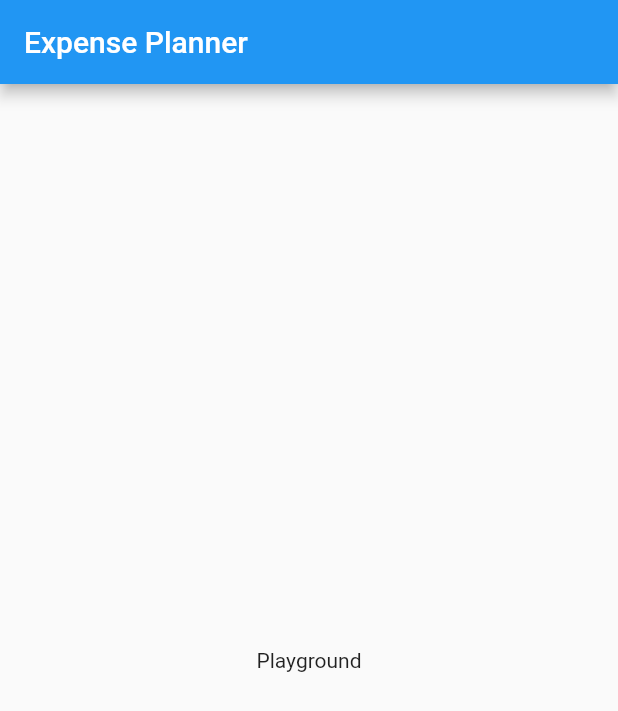
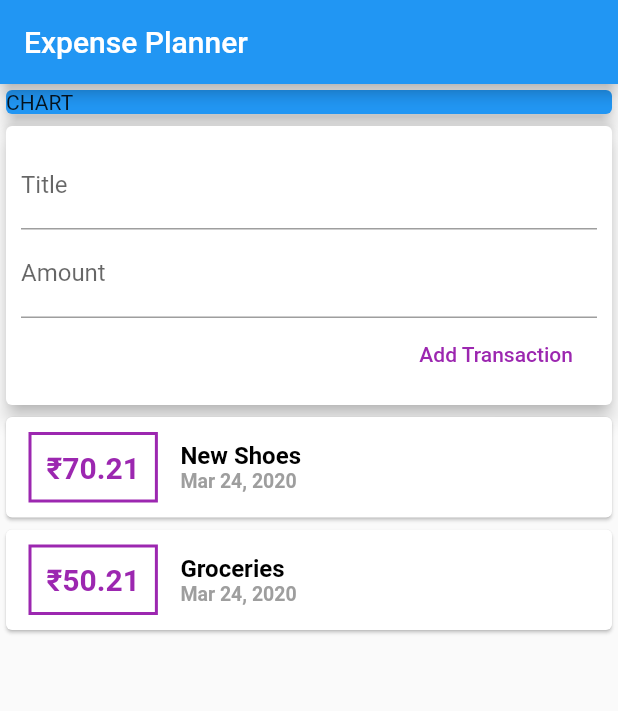
Before and after one commit to vinaynarayankutty/Expense-Planner, a Flutter app: the screen it shows after launch, on a phone screen of 412 x 824 dp. Shown: the top 711 px of the screen. Run offline on Flutter 3.47's test engine with Material 2 defaults, Android fonts, the phone set to English and light mode, and no system bars.

Commit message:
Added transaction list, textinputs and Add button

```diff
--- a/lib/main.dart
+++ b/lib/main.dart
@@ -1,4 +1,7 @@
 import 'package:flutter/material.dart';
+import 'package:intl/intl.dart';
+
+import './transaction.dart';
 
 void main() => runApp(MyApp());
 
@@ -13,15 +16,120 @@ class MyApp extends StatelessWidget {
 }
 
 class MyHomePage extends StatelessWidget {
+  final List<Transaction> transactions = [
+    Transaction(
+      id: 't1',
+      title: 'New Shoes',
+      amount: 70.21,
+      date: DateTime.now(),
+    ),
+    Transaction(
+      id: 't2',
+      title: 'Groceries',
+      amount: 50.21,
+      date: DateTime.now(),
+    )
+  ];
+  String titleInput;
+  String amountInput;
+
   @override
   Widget build(BuildContext context) {
     return Scaffold(
-      appBar: AppBar(
-        title: Text('Expense Planner'),
-      ),
-      body: Center(
-        child: Text('Playground'),
-      ),
-    );
+        appBar: AppBar(
+          title: Text('Expense Planner'),
+        ),
+        body: Column(
+          // mainAxisAlignment: MainAxisAlignment.spaceAround,
+          crossAxisAlignment: CrossAxisAlignment.stretch,
+          children: <Widget>[
+            Container(
+              width: double.infinity,
+              child: Card(
+                color: Colors.blue,
+                child: Text('CHART'),
+                elevation: 5,
+              ),
+            ),
+            Card(
+              elevation: 5,
+              child: Container(
+                padding: EdgeInsets.all(10),
+                child: Column(
+                  crossAxisAlignment: CrossAxisAlignment.end,
+                  children: <Widget>[
+                    TextField(
+                      decoration: InputDecoration(labelText: 'Title'),
+                      onChanged: (value) => titleInput = value,
+                    ),
+                    TextField(
+                      decoration: InputDecoration(labelText: 'Amount'),
+                      onChanged: (value) => amountInput = value,
+                    ),
+                    FlatButton(
+                      child: Text(
+                        'Add Transaction',
+                      ),
+                      textColor: Colors.purple,
+                      onPressed: () {},
+                    )
+                  ],
+                ),
+              ),
+            ),
+            Column(
+              children: transactions.map((tx) {
+                return Card(
+                  child: Row(
+                    children: <Widget>[
+                      Container(
+                        margin: EdgeInsets.symmetric(
+                          vertical: 10,
+                          horizontal: 15,
+                        ),
+                        decoration: BoxDecoration(
+                          border: Border.all(
+                            color: Colors.purple,
+                            width: 2,
+                          ),
+                        ),
+                        padding: EdgeInsets.all(10),
+                        child: Text(
+                          "₹${tx.amount}",
+                          style: TextStyle(
+                            fontWeight: FontWeight.bold,
+                            fontSize: 20,
+                            color: Colors.purple,
+                          ),
+                        ),
+                      ),
+                      Column(
+                        crossAxisAlignment: CrossAxisAlignment.start,
+                        children: <Widget>[
+                          Text(
+                            tx.title,
+                            style: TextStyle(
+                              fontWeight: FontWeight.bold,
+                              fontSize: 16,
+                              color: Colors.black,
+                            ),
+                          ),
+                          Text(
+                            DateFormat.yMMMd().format(tx.date),
+                            style: TextStyle(
+                              fontWeight: FontWeight.bold,
+                              fontSize: 13,
+                              color: Colors.grey,
+                            ),
+                          ),
+                        ],
+                      )
+                    ],
+                  ),
+                );
+              }).toList(),
+            )
+          ],
+        ));
   }
 }
--- /dev/null
+++ b/lib/transaction.dart
@@ -0,0 +1,15 @@
+import 'package:flutter/material.dart';
+
+class Transaction {
+  final String id;
+  final String title;
+  final double amount;
+  final DateTime date;
+
+  Transaction({
+    @required this.id,
+    @required this.title,
+    @required this.amount,
+    @required this.date,
+  });
+}
--- a/pubspec.yaml
+++ b/pubspec.yaml
@@ -19,6 +19,7 @@ environment:
 dependencies:
   flutter:
     sdk: flutter
+  intl: ^0.16.1
 
   # The following adds the Cupertino Icons font to your application.
   # Use with the CupertinoIcons class for iOS style icons.
```
Also changed, not shown: pubspec.lock.
